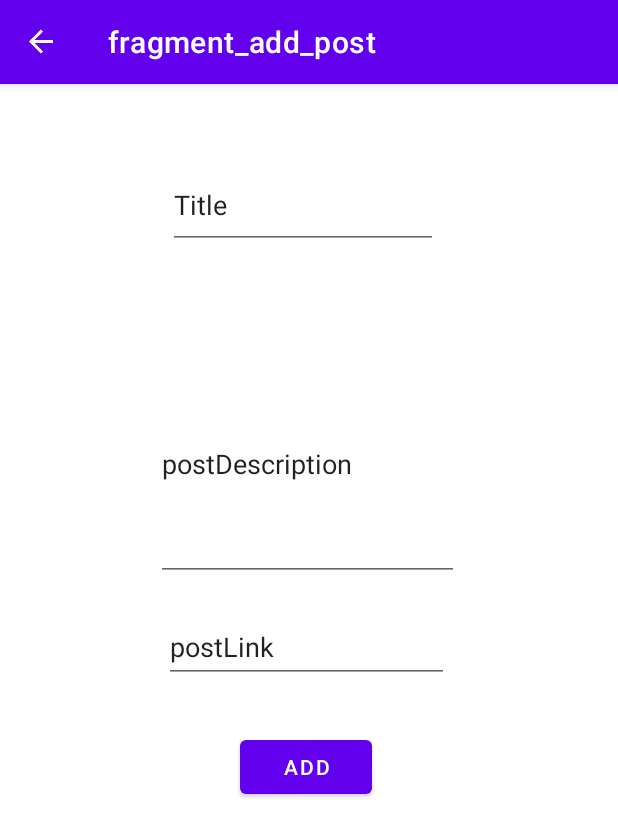
After one commit to DeschuytterKobe/Android-app, an Android app: the addPostFragment screen opened through its navigation route, on a phone screen of 412 x 824 dp. The commit adds this screen. Shown: the top 837 px of the screen. Run offline under Robolectric (Android 15) with nearby library versions, the phone set to English and light mode, and no system bars; our stand-ins replace Room's generated code, navigation-ui.

Commit message:
can now add posts

```diff
--- a/app/src/main/java/com/example/hogentderdezitapplicatie/data/PostDao.kt
+++ b/app/src/main/java/com/example/hogentderdezitapplicatie/data/PostDao.kt
@@ -12,7 +12,7 @@ import com.example.hogentderdezitapplicatie.model.User
 interface PostDao {
 
     @Insert(onConflict = OnConflictStrategy.IGNORE)
-    suspend fun addPost(post: Post)
+    fun addPost(post: Post)
 
     @Query("SELECT * FROM post_table ORDER BY id ASC")
     fun readAllPosts(): LiveData<List<Post>>
--- /dev/null
+++ b/app/src/main/java/com/example/hogentderdezitapplicatie/fragments/posts/add/addPostFragment.kt
@@ -0,0 +1,62 @@
+package com.example.hogentderdezitapplicatie.fragments.posts.add
+
+import android.os.Bundle
+import android.text.TextUtils
+import androidx.fragment.app.Fragment
+import android.view.LayoutInflater
+import android.view.View
+import android.view.ViewGroup
+import android.widget.Toast
+import androidx.lifecycle.ViewModelProvider
+import androidx.navigation.fragment.findNavController
+import com.example.hogentderdezitapplicatie.R
+import com.example.hogentderdezitapplicatie.model.Post
+import com.example.hogentderdezitapplicatie.viewmodel.PostViewModel
+import kotlinx.android.synthetic.main.fragment_add_post.*
+import kotlinx.android.synthetic.main.fragment_add_post.view.*
+
+
+class addPostFragment : Fragment() {
+
+    private lateinit var mPostViewModel: PostViewModel
+
+    override fun onCreateView(
+        inflater: LayoutInflater, container: ViewGroup?,
+        savedInstanceState: Bundle?
+    ): View? {
+        // Inflate the layout for this fragment
+        val view = inflater.inflate(R.layout.fragment_add_post, container, false)
+
+        mPostViewModel = ViewModelProvider(this).get(PostViewModel::class.java)
+
+        view.addPost_btn.setOnClickListener{
+            insertPostDataToDatabase()
+        }
+
+        return view
+    }
+
+    private fun insertPostDataToDatabase() {
+        val title = add_postTitle.text.toString()
+        val description = add_postDescription.text.toString()
+        val link = add_postLink.text.toString()
+
+
+        if(inputCheck(title, description)){
+            // Create User Object
+            val post = Post(0 ,title, description,link)
+            // Add Data to Database
+            mPostViewModel.addPost(post)
+            Toast.makeText(requireContext(), "Successfully added!", Toast.LENGTH_LONG).show()
+            // Navigate Back
+            findNavController().navigate(R.id.action_addPostFragment_to_postListFragment2)
+        }else{
+            Toast.makeText(requireContext(), "Please fill out all fields.", Toast.LENGTH_LONG).show()
+        }
+    }
+
+    private fun inputCheck(title: String, description: String): Boolean{
+        return !(TextUtils.isEmpty(title) && TextUtils.isEmpty(description))
+    }
+
+}
--- /dev/null
+++ b/app/src/main/java/com/example/hogentderdezitapplicatie/fragments/posts/list/PostListAdapter.kt
@@ -0,0 +1,46 @@
+package com.example.hogentderdezitapplicatie.fragments.posts.list
+
+import android.view.LayoutInflater
+import android.view.View
+import android.view.ViewGroup
+import androidx.recyclerview.widget.RecyclerView
+import com.example.hogentderdezitapplicatie.R
+import com.example.hogentderdezitapplicatie.model.Post
+import kotlinx.android.synthetic.main.custom_row_post.view.*
+
+class PostListAdapter : RecyclerView.Adapter<PostListAdapter.MyPostViewHolder>() {
+
+    private var postList = emptyList<Post>()
+
+    class MyPostViewHolder(itemView : View) : RecyclerView.ViewHolder(itemView){
+
+
+    }
+
+    override fun onCreateViewHolder(parent: ViewGroup, viewType: Int): MyPostViewHolder {
+        return MyPostViewHolder(LayoutInflater.from(parent.context).inflate(R.layout.custom_row_post,parent,false))
+    }
+
+    override fun onBindViewHolder(holder: MyPostViewHolder, position: Int) {
+        val currentItem = postList[position]
+        holder.itemView.postId_txt.text = currentItem.id.toString()
+        holder.itemView.postTitle_txt.text = currentItem.title
+        holder.itemView.postDescription_txt.text = currentItem.description
+        holder.itemView.postLink_txt.text= currentItem.link
+//        actionListFragmentToUpdateFragment
+//        holder.itemView.postRowLayout.setOnClickListener{
+//            val action = PostListFragmentDirections.ac(currentItem)
+//            holder.itemView.findNavController().navigate(action)
+//        }
+    }
+
+    fun setData(post: List<Post>){
+        this.postList = post
+        notifyDataSetChanged()
+    }
+
+    override fun getItemCount(): Int {
+        return postList.size
+    }
+
+}
--- a/app/src/main/java/com/example/hogentderdezitapplicatie/fragments/posts/list/PostListFragment.kt
+++ b/app/src/main/java/com/example/hogentderdezitapplicatie/fragments/posts/list/PostListFragment.kt
@@ -1,7 +1,47 @@
 package com.example.hogentderdezitapplicatie.fragments.posts.list
 
+import android.os.Bundle
 import androidx.fragment.app.Fragment
+import android.view.LayoutInflater
+import android.view.View
+import android.view.ViewGroup
+import androidx.lifecycle.Observer
+import androidx.lifecycle.ViewModelProvider
+import androidx.navigation.fragment.findNavController
+import androidx.recyclerview.widget.LinearLayoutManager
+import com.example.hogentderdezitapplicatie.R
+import com.example.hogentderdezitapplicatie.viewmodel.PostViewModel
+import kotlinx.android.synthetic.main.fragment_post_list.view.*
 
 class PostListFragment : Fragment() {
 
+    private lateinit var mPostViewModel : PostViewModel
+
+    override fun onCreateView(
+        inflater: LayoutInflater, container: ViewGroup?,
+        savedInstanceState: Bundle?
+    ): View? {
+        // Inflate the layout for this fragment
+        val view = inflater.inflate(R.layout.fragment_post_list, container, false)
+
+        val adapter = PostListAdapter()
+        val recyclerView = view.postRecyclerview
+        recyclerView.adapter = adapter
+        recyclerView.layoutManager = LinearLayoutManager(requireContext())
+
+
+        mPostViewModel = ViewModelProvider(this).get(PostViewModel::class.java)
+        mPostViewModel.readAllPostData.observe(viewLifecycleOwner, Observer { post ->
+            adapter.setData(post)
+        })
+
+        view.floatingActionButtonForPosts.setOnClickListener{
+            findNavController().navigate(R.id.action_postListFragment2_to_addPostFragment)
+        }
+
+        return view
+
+    }
+
+
 }
--- a/app/src/main/java/com/example/hogentderdezitapplicatie/model/Post.kt
+++ b/app/src/main/java/com/example/hogentderdezitapplicatie/model/Post.kt
@@ -11,7 +11,7 @@ class Post (
 
         @PrimaryKey(autoGenerate = true)
         val id:Int,
-        val userId: Int,
+//        val userId: Int,
         val title: String,
         val description : String,
         val link : String,
--- a/app/src/main/java/com/example/hogentderdezitapplicatie/viewmodel/PostViewModel.kt
+++ b/app/src/main/java/com/example/hogentderdezitapplicatie/viewmodel/PostViewModel.kt
@@ -12,18 +12,18 @@ import kotlinx.coroutines.launch
 
 class PostViewModel(application: Application) : AndroidViewModel(application) {
 
-    val readAllData: LiveData<List<Post>>
-    private val repository : PostRepository
+    val readAllPostData: LiveData<List<Post>>
+    private val pRepository : PostRepository
 
     init {
         val postDao = PostDatabase.getDatabase(application).postDao()
-        repository = PostRepository(postDao)
-        readAllData = repository.readAllPosts
+        pRepository = PostRepository(postDao)
+        readAllPostData = pRepository.readAllPosts
     }
 
     fun addPost(post: Post){
         viewModelScope.launch(Dispatchers.IO){
-            repository.addPost(post)
+            pRepository.addPost(post)
         }
     }
 }
--- /dev/null
+++ b/app/src/main/res/layout/fragment_add_post.xml
@@ -0,0 +1,55 @@
+<?xml version="1.0" encoding="utf-8"?>
+<androidx.constraintlayout.widget.ConstraintLayout xmlns:android="http://schemas.android.com/apk/res/android"
+    xmlns:app="http://schemas.android.com/apk/res-auto"
+    xmlns:tools="http://schemas.android.com/tools"
+    android:layout_width="match_parent"
+    android:layout_height="match_parent"
+    tools:context=".fragments.posts.add.addPostFragment">
+
+    <!-- TODO: Update blank fragment layout -->
+
+    <EditText
+        android:id="@+id/add_postTitle"
+        android:layout_width="180dp"
+        android:layout_height="58dp"
+        android:layout_marginTop="52dp"
+        android:text="Title"
+        app:layout_constraintEnd_toEndOf="parent"
+        app:layout_constraintHorizontal_bias="0.489"
+        app:layout_constraintStart_toStartOf="parent"
+        app:layout_constraintTop_toTopOf="parent" />
+
+    <EditText
+        android:id="@+id/add_postDescription"
+        android:layout_width="202dp"
+        android:layout_height="155dp"
+        android:layout_marginTop="66dp"
+        android:text="postDescription"
+        app:layout_constraintEnd_toEndOf="parent"
+        app:layout_constraintStart_toStartOf="parent"
+        app:layout_constraintTop_toBottomOf="@+id/add_postTitle" />
+
+    <EditText
+        android:id="@+id/add_postLink"
+        android:layout_width="190dp"
+        android:layout_height="48dp"
+        android:layout_marginTop="20dp"
+        android:text="postLink"
+        app:layout_constraintEnd_toEndOf="parent"
+        app:layout_constraintHorizontal_bias="0.497"
+        app:layout_constraintStart_toStartOf="parent"
+        app:layout_constraintTop_toBottomOf="@+id/add_postDescription" />
+
+    <Button
+        android:id="@+id/addPost_btn"
+        android:layout_width="wrap_content"
+        android:layout_height="wrap_content"
+        android:layout_marginTop="32dp"
+        android:text="Add"
+        app:layout_constraintEnd_toEndOf="parent"
+        app:layout_constraintHorizontal_bias="0.498"
+        app:layout_constraintStart_toStartOf="parent"
+        app:layout_constraintTop_toBottomOf="@+id/add_postLink" />
+
+
+</androidx.constraintlayout.widget.ConstraintLayout>
--- a/app/src/main/res/navigation/my_nav.xml
+++ b/app/src/main/res/navigation/my_nav.xml
@@ -3,7 +3,7 @@
     xmlns:app="http://schemas.android.com/apk/res-auto"
     xmlns:tools="http://schemas.android.com/tools"
     android:id="@+id/my_nav"
-    app:startDestination="@id/listFragment">
+    app:startDestination="@id/postListFragment2">
 
     <fragment
         android:id="@+id/listFragment"
@@ -38,4 +38,22 @@
             android:name="currentUser"
             app:argType="com.example.hogentderdezitapplicatie.model.User" />
     </fragment>
+    <fragment
+        android:id="@+id/postListFragment2"
+        android:name="com.example.hogentderdezitapplicatie.fragments.posts.list.PostListFragment"
+        android:label="fragment_post_list"
+        tools:layout="@layout/fragment_post_list" >
+        <action
+            android:id="@+id/action_postListFragment2_to_addPostFragment"
+            app:destination="@id/addPostFragment" />
+    </fragment>
+    <fragment
+        android:id="@+id/addPostFragment"
+        android:name="com.example.hogentderdezitapplicatie.fragments.posts.add.addPostFragment"
+        android:label="fragment_add_post"
+        tools:layout="@layout/fragment_add_post" >
+        <action
+            android:id="@+id/action_addPostFragment_to_postListFragment2"
+            app:destination="@id/postListFragment2" />
+    </fragment>
 </navigation>
```
Also changed, not shown: app/src/main/res/layout/custom_row_post.xml (added, +62 -0 lines), app/src/main/res/layout/fragment_post_list.xml (added, +31 -0 lines).
